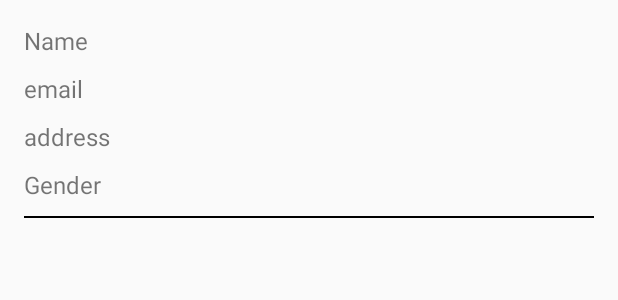
After one commit to shivams1110/mvpImplementation, an Android app: the layout layout_contact_item.xml on its own in the app's theme, with its tools: preview values and no code run, on a phone screen of 412 x 824 dp. The commit adds this screen. Shown: the top 300 px of the screen. Run offline under Robolectric (Android 15) with nearby library versions, the phone set to English and light mode, and no system bars.

Commit message:
create Contact Activity in MVP and Getting Data from Api

```diff
--- /dev/null
+++ b/app/src/main/res/layout/layout_contact_item.xml
@@ -0,0 +1,45 @@
+<?xml version="1.0" encoding="utf-8"?>
+<LinearLayout xmlns:android="http://schemas.android.com/apk/res/android"
+    android:orientation="vertical" android:layout_width="match_parent"
+    android:padding="16dp"
+    android:layout_height="wrap_content">
+
+
+    <TextView
+        android:text="Name"
+        android:textSize="16sp"
+        android:id="@+id/txtContactName"
+        android:layout_width="match_parent"
+        android:layout_height="wrap_content" />
+
+    <TextView
+        android:text="email"
+        android:layout_marginTop="10dp"
+        android:textSize="16sp"
+        android:id="@+id/txtContactEmail"
+        android:layout_width="match_parent"
+        android:layout_height="wrap_content" />
+
+    <TextView
+        android:text="address"
+        android:layout_marginTop="10dp"
+        android:textSize="16sp"
+        android:id="@+id/txtContactAddress"
+        android:layout_width="match_parent"
+        android:layout_height="wrap_content" />
+
+    <TextView
+        android:text="Gender"
+        android:id="@+id/txtContactGender"
+        android:textSize="16sp"
+        android:layout_marginTop="10dp"
+        android:layout_width="match_parent"
+        android:layout_height="wrap_content" />
+
+
+    <View
+        android:layout_marginTop="10dp"
+        android:background="@android:color/black"
+        android:layout_width="match_parent"
+        android:layout_height="1dp"/>
+</LinearLayout>
--- /dev/null
+++ b/app/src/main/res/values/dimens.xml
@@ -0,0 +1,3 @@
+<resources>
+    <dimen name="fab_margin">16dp</dimen>
+</resources>
--- a/app/src/main/res/values/strings.xml
+++ b/app/src/main/res/values/strings.xml
@@ -1,3 +1,4 @@
 <resources>
     <string name="app_name">MVPImplementation</string>
+    <string name="title_activity_contact">ContactActivity</string>
 </resources>
--- a/app/src/main/res/values/styles.xml
+++ b/app/src/main/res/values/styles.xml
@@ -8,4 +8,13 @@
         <item name="colorAccent">@color/colorAccent</item>
     </style>
 
+    <style name="AppTheme.NoActionBar">
+        <item name="windowActionBar">false</item>
+        <item name="windowNoTitle">true</item>
+    </style>
+
+    <style name="AppTheme.AppBarOverlay" parent="ThemeOverlay.AppCompat.Dark.ActionBar" />
+
+    <style name="AppTheme.PopupOverlay" parent="ThemeOverlay.AppCompat.Light" />
+
 </resources>
```
Also changed, not shown: app/build.gradle (+7 -0 lines), app/src/main/AndroidManifest.xml (+10 -0 lines), app/src/main/java/com/ssalphax/mvpimplementation/adapter/ContactAdapter.java (added, +70 -0 lines), app/src/main/java/com/ssalphax/mvpimplementation/data/model/Contact.java (added, +61 -0 lines), app/src/main/java/com/ssalphax/mvpimplementation/data/model/ContactResponse.java (added, +19 -0 lines), app/src/main/java/com/ssalphax/mvpimplementation/data/rest/ApiClient.java (added, +36 -0 lines), app/src/main/java/com/ssalphax/mvpimplementation/data/rest/ApiInterface.java (added, +15 -0 lines), app/src/main/java/com/ssalphax/mvpimplementation/ui/contacts/ContactActivity.java (added, +64 -0 lines), app/src/main/java/com/ssalphax/mvpimplementation/ui/contacts/ContactPresenter.java (added, +7 -0 lines), app/src/main/java/com/ssalphax/mvpimplementation/ui/contacts/ContactPresenterImpl.java (added, +47 -0 lines), app/src/main/java/com/ssalphax/mvpimplementation/ui/contacts/ContactView.java (added, +14 -0 lines), app/src/main/java/com/ssalphax/mvpimplementation/ui/main/MainActivity.java (+9 -0 lines), app/src/main/res/layout/activity_contact.xml (added, +33 -0 lines), app/src/main/res/layout/content_contact.xml (added, +24 -0 lines).
